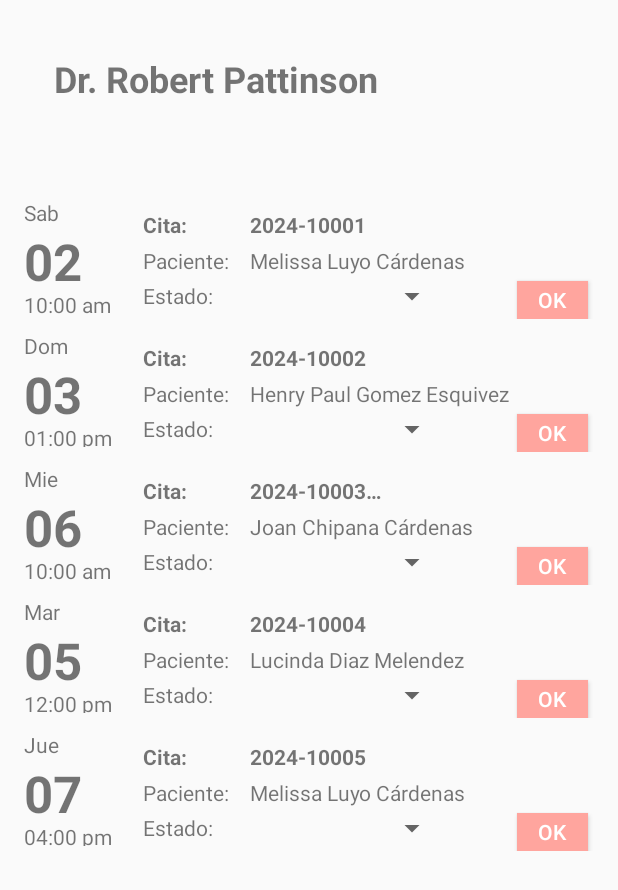
After one commit to fIrupaylla/Mydoc, an Android app built with Jetpack Compose: the fragment EstadoDeConsultasFragment shown on its own in the app's theme, on a phone screen of 412 x 824 dp. The commit adds this screen. Shown: the top 890 px of the screen. Run offline under Robolectric (Android 15) with nearby library versions, the phone set to English and light mode, and no system bars.

Commit message:
Implementación de la interfaz Actualiza Estado de Consultas

```diff
--- a/app/src/main/java/com/example/proyectofinaldam/LoginActivity.kt
+++ b/app/src/main/java/com/example/proyectofinaldam/LoginActivity.kt
@@ -51,10 +51,11 @@ class LoginActivity : AppCompatActivity() {
                     }else {
                         // If sign in fails, display a message to the user.
                         //Message in snackbar
-                        Snackbar.make(
-                            findViewById(android.R.id.content),
-                            "Authentication failed.",
-                            Snackbar.LENGTH_SHORT).show()
+                        ////Snackbar.make(
+                            ////findViewById(android.R.id.content),
+                            ////"Authentication failed.",
+                            ////Snackbar.LENGTH_SHORT).show()
+                        startActivity(Intent(this, PrincipalActivity::class.java))
                     }
                 }
         }
--- a/app/src/main/java/com/example/proyectofinaldam/PrincipalActivity.kt
+++ b/app/src/main/java/com/example/proyectofinaldam/PrincipalActivity.kt
@@ -47,7 +47,7 @@ class PrincipalActivity : AppCompatActivity() {
         // menu should be considered as top level destinations.
         appBarConfiguration = AppBarConfiguration(
             setOf(
-                R.id.nav_home, R.id.nav_gallery, R.id.nav_slideshow, R.id.nav_reservarcita, R.id.nav_visualizarcita
+                R.id.nav_home, R.id.nav_estadoConsultas, R.id.nav_slideshow
             ), drawerLayout
         )
         setupActionBarWithNavController(navController, appBarConfiguration)
--- /dev/null
+++ b/app/src/main/java/com/example/proyectofinaldam/ui/estado_de_consultas/EstadoDeConsultasFragment.kt
@@ -0,0 +1,109 @@
+package com.example.proyectofinaldam.ui.estado_de_consultas
+
+import android.os.Bundle
+import android.view.LayoutInflater
+import android.view.View
+import android.view.ViewGroup
+import android.widget.AdapterView
+import android.widget.ArrayAdapter
+import android.widget.Spinner
+import androidx.fragment.app.Fragment
+import androidx.recyclerview.widget.LinearLayoutManager
+import androidx.recyclerview.widget.RecyclerView
+import com.example.proyectofinaldam.R
+import com.example.proyectofinaldam.ui.estado_de_consultas.adapter.EstadoDeConsultasAdapter
+import com.example.proyectofinaldam.ui.estado_de_consultas.model.EstadoDeConsultasModel
+
+class EstadoDeConsultasFragment : Fragment() {
+
+    override fun onCreateView(
+        inflater: LayoutInflater,
+        container: ViewGroup?,
+        savedInstanceState: Bundle?
+    ): View {
+        // Inflate the layout for this fragment
+        val view: View =  inflater.inflate(R.layout.fragment_estadodeconsultas, container, false)
+        val view1: View =  inflater.inflate(R.layout.item_consulta_estado_clie, container, false)
+
+        val spEstado: Spinner = view1.findViewById(R.id.spEstado)
+        ArrayAdapter
+            .createFromResource(requireContext(),R.array.estado_array,
+                android.R.layout.simple_spinner_item).also {
+                    adapter ->
+                adapter.setDropDownViewResource(
+                    android.R.layout.simple_spinner_dropdown_item)
+                spEstado.adapter = adapter
+            }
+        //spCountry on ItemSelectedListener
+        var spEstadoValue = ""
+
+        spEstado.onItemSelectedListener = object : AdapterView.OnItemSelectedListener {
+            override fun onItemSelected(parent: AdapterView<*>?, p1: View?, position: Int, p3: Long) {
+                spEstadoValue = parent?.getItemAtPosition(position).toString()
+            }
+
+            override fun onNothingSelected(p0: AdapterView<*>?) {
+                TODO("Not yet implemented")
+            }
+        }
+
+        spEstado.setSelection(0, false)
+
+
+        val rvActEstCliente: RecyclerView = view.findViewById(R.id.rvActEstCliente)
+        rvActEstCliente.layoutManager = LinearLayoutManager(requireContext())
+        rvActEstCliente.adapter = EstadoDeConsultasAdapter(ListPaciente())
+
+        return view
+    }
+
+    private fun ListPaciente(): List<EstadoDeConsultasModel>{
+        var lstSong: ArrayList<EstadoDeConsultasModel> = ArrayList()
+
+
+        lstSong.add(
+                EstadoDeConsultasModel(
+                    "Sab"
+                    ,"02"
+                    ,"10:00 am"
+                    ,"2024-10001"
+                    ,"Melissa Luyo Cárdenas"
+                    , "FINALIZADO"))
+        lstSong.add(
+            EstadoDeConsultasModel(
+                "Dom"
+                ,"03"
+                ,"01:00 pm"
+                ,"2024-10002"
+                ,"Henry Paul Gomez Esquivez"
+                , "EN PROCESO"))
+        lstSong.add(
+            EstadoDeConsultasModel(//3,R.drawable.susuki
+                //,"Jorge Fossati"
+                "Mie"
+                ,"06"
+                ,"10:00 am"
+                ,"2024-10003…"
+                ,"Joan Chipana Cárdenas"
+                , "PROGRAMADO"))
+        lstSong.add(
+            EstadoDeConsultasModel(//1,R.drawable.mercedes
+                //,"Edison Flores"
+                "Mar"
+                ,"05"
+                ,"12:00 pm"
+                ,"2024-10004"
+                ,"Lucinda Diaz Melendez "
+                , "PROGRAMADO"))
+        lstSong.add(
+            EstadoDeConsultasModel(//1,R.drawable.mercedes
+                //,"Edison Flores"
+                "Jue"
+                ,"07"
+                ,"04:00 pm"
+                ,"2024-10005"
+                ,"Melissa Luyo Cárdenas "
+                , "PROGRAMADO"))
+        return lstSong
+    }
+}
--- /dev/null
+++ b/app/src/main/java/com/example/proyectofinaldam/ui/estado_de_consultas/adapter/EstadoDeConsultasAdapter.kt
@@ -0,0 +1,45 @@
+package com.example.proyectofinaldam.ui.estado_de_consultas.adapter
+
+import android.view.LayoutInflater
+import android.view.View
+import android.view.ViewGroup
+import android.widget.TextView
+import androidx.recyclerview.widget.RecyclerView
+import com.example.proyectofinaldam.R
+import com.example.proyectofinaldam.ui.estado_de_consultas.model.EstadoDeConsultasModel
+
+class EstadoDeConsultasAdapter(private var lstPaciente: List<EstadoDeConsultasModel>)
+    : RecyclerView.Adapter<EstadoDeConsultasAdapter.ViewHolder>() {
+
+    class ViewHolder(itemView: View): RecyclerView.ViewHolder(itemView) {
+        //val ivCarro = itemView.findViewById<ImageView>(R.id.imgCarro)
+        val tvDiaSem = itemView.findViewById<TextView>(R.id.tvDiaSem)
+        val tvDia = itemView.findViewById<TextView>(R.id.tvDia)
+        val tvHora = itemView.findViewById<TextView>(R.id.tvHora)
+        val tvCita = itemView.findViewById<TextView>(R.id.tvCita)
+        val tvPaciente = itemView.findViewById<TextView>(R.id.tvPaciente)
+        //val tvModelo = itemView.findViewById<TextView>(R.id.txtModelo)
+        //val tvPlaca = itemView.findViewById<TextView>(R.id.txtPlaca)
+    }
+
+    override fun onCreateViewHolder(parent: ViewGroup, viewType: Int): ViewHolder {
+        val layoutInflater = LayoutInflater.from(parent.context)
+        return ViewHolder(layoutInflater.inflate(R.layout.item_consulta_estado_clie, parent, false))
+    }
+
+    override fun getItemCount(): Int {
+        return lstPaciente.size
+    }
+
+    override fun onBindViewHolder(holder: ViewHolder, position: Int) {
+        val itemPaciente = lstPaciente[position]
+        //holder.ivCarro.setImageResource(itemCliente.image)
+        holder.tvDiaSem.text = itemPaciente.diaSem
+        holder.tvDia.text = itemPaciente.dia
+        holder.tvHora.text = itemPaciente.hora
+        holder.tvCita.text = itemPaciente.cita
+        holder.tvPaciente.text = itemPaciente.paciente
+        //holder.tvModelo.text = itemCliente.modelo
+        //holder.tvPlaca.text = itemCliente.placa
+    }
+}
--- /dev/null
+++ b/app/src/main/java/com/example/proyectofinaldam/ui/estado_de_consultas/model/EstadoDeConsultasModel.kt
@@ -0,0 +1,9 @@
+package com.example.proyectofinaldam.ui.estado_de_consultas.model
+
+data class EstadoDeConsultasModel(
+    val diaSem : String,
+    val dia:String,
+    val hora:String,
+    val cita: String,
+    val paciente: String,
+    val Estado: String)
--- a/app/src/main/java/com/example/proyectofinaldam/ui/gallery/GalleryFragment.kt
+++ /dev/null
@@ -1,42 +0,0 @@
-package com.example.proyectofinaldam.ui.gallery
-
-import android.os.Bundle
-import android.view.LayoutInflater
-import android.view.View
-import android.view.ViewGroup
-import android.widget.TextView
-import androidx.fragment.app.Fragment
-import androidx.lifecycle.ViewModelProvider
-import com.example.proyectofinaldam.databinding.FragmentGalleryBinding
-
-class GalleryFragment : Fragment() {
-
-    private var _binding: FragmentGalleryBinding? = null
-
-    // This property is only valid between onCreateView and
-    // onDestroyView.
-    private val binding get() = _binding!!
-
-    override fun onCreateView(
-        inflater: LayoutInflater,
-        container: ViewGroup?,
-        savedInstanceState: Bundle?
-    ): View {
-        val galleryViewModel =
-            ViewModelProvider(this).get(GalleryViewModel::class.java)
-
-        _binding = FragmentGalleryBinding.inflate(inflater, container, false)
-        val root: View = binding.root
-
-        val textView: TextView = binding.textGallery
-        galleryViewModel.text.observe(viewLifecycleOwner) {
-            textView.text = it
-        }
-        return root
-    }
-
-    override fun onDestroyView() {
-        super.onDestroyView()
-        _binding = null
-    }
-}
--- a/app/src/main/java/com/example/proyectofinaldam/ui/gallery/GalleryViewModel.kt
+++ /dev/null
@@ -1,13 +0,0 @@
-package com.example.proyectofinaldam.ui.gallery
-
-import androidx.lifecycle.LiveData
-import androidx.lifecycle.MutableLiveData
-import androidx.lifecycle.ViewModel
-
-class GalleryViewModel : ViewModel() {
-
-    private val _text = MutableLiveData<String>().apply {
-        value = "This is gallery Fragment"
-    }
-    val text: LiveData<String> = _text
-}
--- /dev/null
+++ b/app/src/main/res/layout/fragment_estadodeconsultas.xml
@@ -0,0 +1,33 @@
+<?xml version="1.0" encoding="utf-8"?>
+<androidx.constraintlayout.widget.ConstraintLayout xmlns:android="http://schemas.android.com/apk/res/android"
+    xmlns:app="http://schemas.android.com/apk/res-auto"
+    xmlns:tools="http://schemas.android.com/tools"
+    android:layout_width="match_parent"
+    android:layout_height="match_parent"
+    tools:context=".ui.estado_de_consultas.EstadoDeConsultasFragment">
+
+    <TextView
+        android:id="@+id/textView"
+        android:layout_width="340dp"
+        android:layout_height="31dp"
+        android:layout_marginTop="36dp"
+        android:text="Dr. Robert Pattinson"
+        android:textSize="24sp"
+        android:textStyle="bold"
+        app:layout_constraintEnd_toEndOf="parent"
+        app:layout_constraintStart_toStartOf="parent"
+        app:layout_constraintTop_toTopOf="parent" />
+
+    <androidx.recyclerview.widget.RecyclerView
+        android:id="@+id/rvActEstCliente"
+        android:layout_width="412dp"
+        android:layout_height="664dp"
+        android:layout_marginStart="8dp"
+        android:layout_marginTop="28dp"
+        android:layout_marginEnd="8dp"
+        android:layout_marginBottom="8dp"
+        app:layout_constraintBottom_toBottomOf="parent"
+        app:layout_constraintEnd_toEndOf="parent"
+        app:layout_constraintStart_toStartOf="parent"
+        app:layout_constraintTop_toBottomOf="@+id/textView" />
+</androidx.constraintlayout.widget.ConstraintLayout>
--- a/app/src/main/res/layout/fragment_gallery.xml
+++ /dev/null
@@ -1,22 +0,0 @@
-<?xml version="1.0" encoding="utf-8"?>
-<androidx.constraintlayout.widget.ConstraintLayout xmlns:android="http://schemas.android.com/apk/res/android"
-    xmlns:app="http://schemas.android.com/apk/res-auto"
-    xmlns:tools="http://schemas.android.com/tools"
-    android:layout_width="match_parent"
-    android:layout_height="match_parent"
-    tools:context=".ui.gallery.GalleryFragment">
-
-    <TextView
-        android:id="@+id/text_gallery"
-        android:layout_width="match_parent"
-        android:layout_height="wrap_content"
-        android:layout_marginStart="8dp"
-        android:layout_marginTop="8dp"
-        android:layout_marginEnd="8dp"
-        android:textAlignment="center"
-        android:textSize="20sp"
-        app:layout_constraintBottom_toBottomOf="parent"
-        app:layout_constraintEnd_toEndOf="parent"
-        app:layout_constraintStart_toStartOf="parent"
-        app:layout_constraintTop_toTopOf="parent" />
-</androidx.constraintlayout.widget.ConstraintLayout>
--- /dev/null
+++ b/app/src/main/res/layout/item_consulta_estado_clie.xml
@@ -0,0 +1,119 @@
+<?xml version="1.0" encoding="utf-8"?>
+<androidx.constraintlayout.widget.ConstraintLayout xmlns:android="http://schemas.android.com/apk/res/android"
+    xmlns:app="http://schemas.android.com/apk/res-auto"
+    xmlns:tools="http://schemas.android.com/tools"
+    android:layout_width="match_parent"
+    android:layout_height="wrap_content">
+
+    <Spinner
+        android:id="@+id/spEstado"
+        android:layout_width="133dp"
+        android:layout_height="19dp"
+        android:layout_marginStart="20dp"
+        android:layout_marginTop="4dp"
+        app:layout_constraintStart_toEndOf="@+id/textView8"
+        app:layout_constraintTop_toBottomOf="@+id/tvPaciente" />
+
+    <Button
+        android:id="@+id/btOk"
+        android:layout_width="47dp"
+        android:layout_height="25dp"
+        android:layout_marginTop="4dp"
+        android:layout_marginEnd="16dp"
+        android:background="#ffa59e"
+        android:text="OK"
+        android:textColor="@color/white"
+        app:layout_constraintEnd_toEndOf="parent"
+        app:layout_constraintHorizontal_bias="0.92"
+        app:layout_constraintStart_toEndOf="@+id/spEstado"
+        app:layout_constraintTop_toBottomOf="@+id/tvPaciente" />
+
+    <TextView
+        android:id="@+id/textView6"
+        android:layout_width="30dp"
+        android:layout_height="20dp"
+        android:layout_marginStart="16dp"
+        android:layout_marginTop="16dp"
+        android:text="Cita: "
+        android:textStyle="bold"
+        app:layout_constraintStart_toEndOf="@+id/tvDiaSem"
+        app:layout_constraintTop_toTopOf="parent" />
+
+    <TextView
+        android:id="@+id/textView7"
+        android:layout_width="wrap_content"
+        android:layout_height="wrap_content"
+        android:layout_marginStart="16dp"
+        android:layout_marginTop="4dp"
+        android:text="Paciente: "
+        app:layout_constraintStart_toEndOf="@+id/tvDia"
+        app:layout_constraintTop_toBottomOf="@+id/textView6" />
+
+    <TextView
+        android:id="@+id/textView8"
+        android:layout_width="wrap_content"
+        android:layout_height="wrap_content"
+        android:layout_marginStart="16dp"
+        android:layout_marginTop="4dp"
+        android:text="Estado: "
+        app:layout_constraintStart_toEndOf="@+id/tvHora"
+        app:layout_constraintTop_toBottomOf="@+id/textView7" />
+
+    <TextView
+        android:id="@+id/tvCita"
+        android:layout_width="200dp"
+        android:layout_height="20dp"
+        android:layout_marginStart="8dp"
+        android:layout_marginTop="16dp"
+        android:text="TextView"
+        android:textStyle="bold"
+        app:layout_constraintEnd_toEndOf="parent"
+        app:layout_constraintHorizontal_bias="0.422"
+        app:layout_constraintStart_toEndOf="@+id/textView6"
+        app:layout_constraintTop_toTopOf="parent" />
+
+    <TextView
+        android:id="@+id/tvPaciente"
+        android:layout_width="225dp"
+        android:layout_height="19dp"
+        android:layout_marginTop="4dp"
+        android:layout_marginEnd="16dp"
+        android:text="TextView"
+        app:layout_constraintEnd_toEndOf="parent"
+        app:layout_constraintHorizontal_bias="0.714"
+        app:layout_constraintStart_toEndOf="@+id/textView7"
+        app:layout_constraintTop_toBottomOf="@+id/tvCita" />
+
+    <TextView
+        android:id="@+id/tvDiaSem"
+        android:layout_width="63dp"
+        android:layout_height="19dp"
+        android:layout_marginStart="16dp"
+        android:layout_marginTop="8dp"
+        android:text="TextView"
+        android:textSize="14sp"
+        app:layout_constraintStart_toStartOf="parent"
+        app:layout_constraintTop_toTopOf="parent" />
+
+    <TextView
+        android:id="@+id/tvDia"
+        android:layout_width="63dp"
+        android:layout_height="42dp"
+        android:layout_marginStart="16dp"
+        android:text="TextView"
+        android:textSize="34sp"
+        android:textStyle="bold"
+        app:layout_constraintStart_toStartOf="parent"
+        app:layout_constraintTop_toBottomOf="@+id/tvDiaSem" />
+
+    <TextView
+        android:id="@+id/tvHora"
+        android:layout_width="63dp"
+        android:layout_height="16dp"
+        android:layout_marginStart="16dp"
+        android:text="TextView"
+        android:textSize="14sp"
+        app:layout_constraintStart_toStartOf="parent"
+        app:layout_constraintTop_toBottomOf="@+id/tvDia" />
+
+</androidx.constraintlayout.widget.ConstraintLayout>
--- a/app/src/main/res/menu/activity_main_drawer.xml
+++ b/app/src/main/res/menu/activity_main_drawer.xml
@@ -9,9 +9,9 @@
             android:icon="@drawable/ic_menu_camera"
             android:title="@string/menu_home" />
         <item
-            android:id="@+id/nav_gallery"
-            android:icon="@drawable/ic_menu_gallery"
-            android:title="@string/menu_gallery" />
+            android:id="@+id/nav_estadoConsultas"
+            android:icon="@drawable/informe_medico"
+            android:title="@string/menu_estadoConsultas" />
         <item
             android:id="@+id/nav_slideshow"
             android:icon="@drawable/ic_menu_slideshow"
--- a/app/src/main/res/navigation/mobile_navigation.xml
+++ b/app/src/main/res/navigation/mobile_navigation.xml
@@ -12,10 +12,10 @@
         tools:layout="@layout/fragment_home" />
 
     <fragment
-        android:id="@+id/nav_gallery"
-        android:name="com.example.proyectofinaldam.ui.gallery.GalleryFragment"
-        android:label="@string/menu_gallery"
-        tools:layout="@layout/fragment_gallery" />
+        android:id="@+id/nav_estadoConsultas"
+        android:name="com.example.proyectofinaldam.ui.estado_de_consultas.EstadoDeConsultasFragment"
+        android:label="@string/menu_estadoConsultas"
+        tools:layout="@layout/fragment_estadodeconsultas" />
 
     <fragment
         android:id="@+id/nav_slideshow"
--- a/app/src/main/res/values/strings.xml
+++ b/app/src/main/res/values/strings.xml
@@ -11,8 +11,12 @@
     <string name="action_settings">Settings</string>
 
     <string name="menu_home">Home</string>
-    <string name="menu_gallery">Gallery</string>
+    <string name="menu_estadoConsultas">Estado de Consultas</string>
     <string name="menu_slideshow">Slideshow</string>
-    <string name="menu_reservarcita">Reservar Cita</string>
-    <string name="menu_visualizarcita">Visualizar Cita</string>
+    <string-array name="estado_array">
+        <item>REGISTRADO</item>
+        <item>EN PROCESO</item>
+        <item>TERMINADO</item>
+        <item>CANCELADO</item>
+    </string-array>
 </resources>
```
Also changed, not shown: app/src/main/res/drawable/actualizar.png (added), app/src/main/res/drawable/ic_menu_estadoconsultas.xml (renamed from app/src/main/res/drawable/ic_menu_gallery.xml), app/src/main/res/drawable/informe_medico.png (added).
